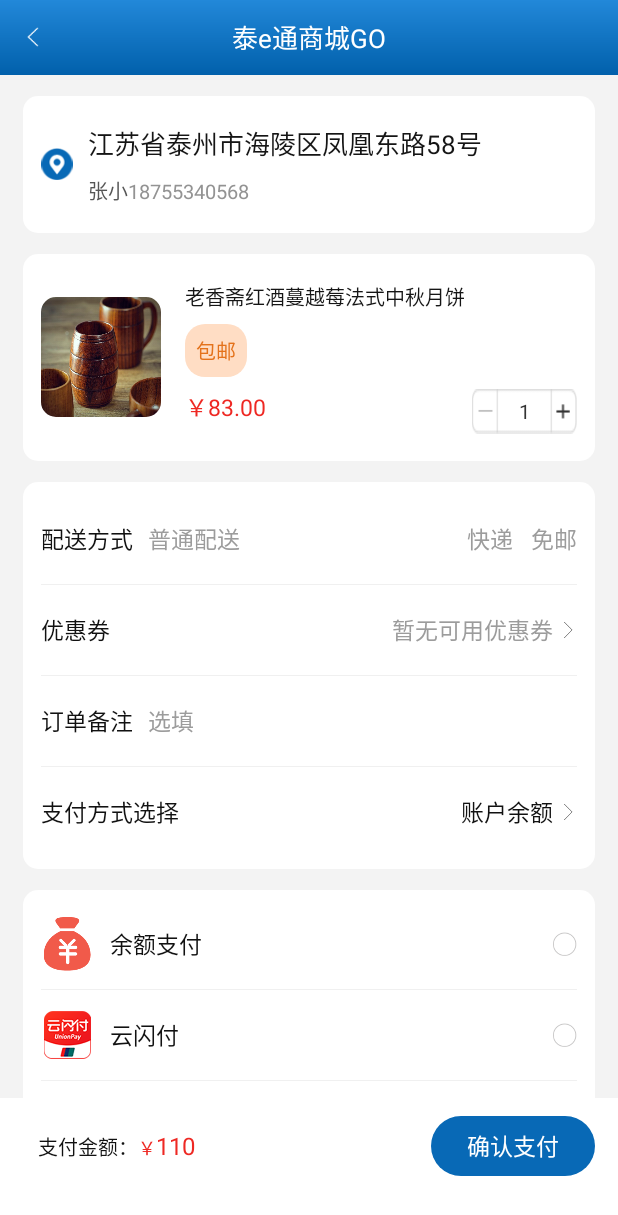
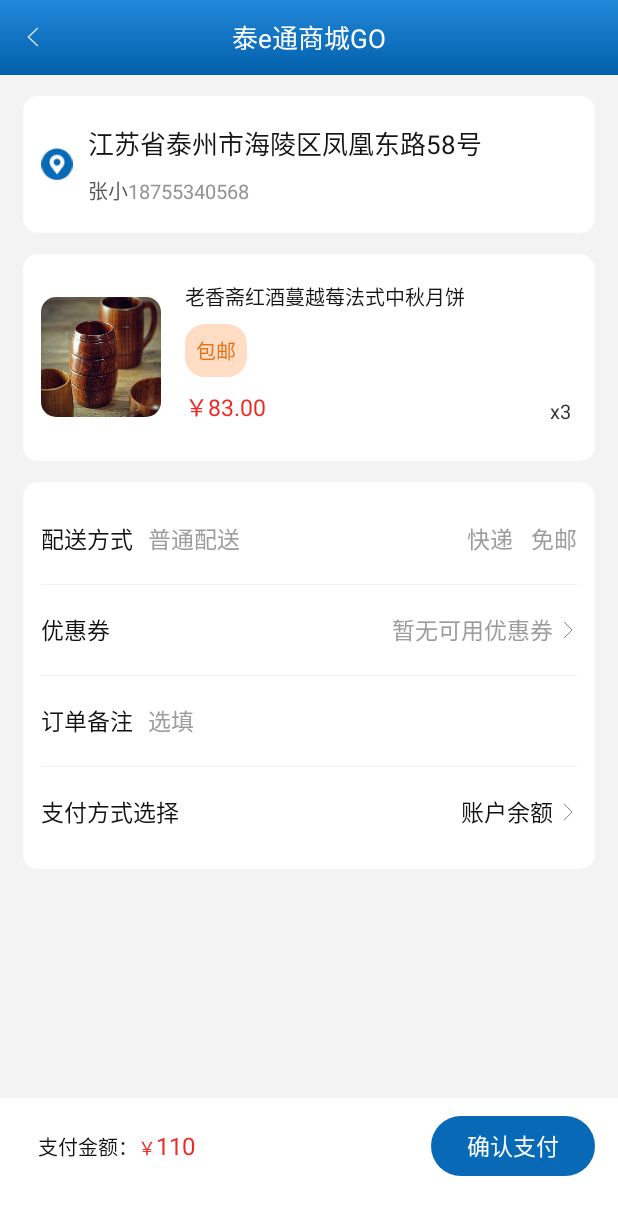
Before and after one commit to JingKangKU/eproject, an Android app: the GoodsPayActivity screen opened directly, with no data from a screen before it, on a phone screen of 412 x 824 dp. Shown: the top 1215 px of the screen. Run offline under Robolectric (Android 15) with nearby library versions, the phone set to English and light mode, and no system bars; libraries missing offline, so code that uses them is left out: com.mosect.lib, es.dmoral.toasty; 4 statements that could not run were skipped.

Commit message:
新增商城订单提交功能页

```diff
--- a/app/src/main/java/com/ums/eproject/utils/Constant.java
+++ b/app/src/main/java/com/ums/eproject/utils/Constant.java
@@ -92,4 +92,6 @@ public class Constant {
     }
 
     public static final int startForOrder = 101; //order 启动地址列表
+
+    public static final int buyMaxThingNum = 30; //一个订单最多30件
 }
--- a/app/src/main/res/layout/activity_goods_pay.xml
+++ b/app/src/main/res/layout/activity_goods_pay.xml
@@ -155,26 +155,24 @@
                             <LinearLayout
                                 android:padding="4dp"
                                 android:gravity="center"
-                                android:background="@mipmap/goods_num_bg"
-                                android:layout_width="70dp"
+                                android:layout_width="wrap_content"
                                 android:layout_height="30dp">
 
-                                <ImageView
-                                    android:src="@mipmap/goods_reduce"
-                                    android:layout_width="10dp"
-                                    android:layout_height="10dp"/>
                                 <TextView
                                     android:gravity="center"
-                                    android:text="1"
+                                    android:text="x"
                                     android:textColor="#343434"
                                     android:textSize="13sp"
-                                    android:layout_weight="1"
-                                    android:layout_width="0dp"
+                                    android:layout_width="wrap_content"
                                     android:layout_height="20dp"/>
-                                <ImageView
-                                    android:src="@mipmap/goods_add"
-                                    android:layout_width="10dp"
-                                    android:layout_height="10dp"/>
+                                <TextView
+                                    android:gravity="center"
+                                    android:text="3"
+                                    android:textColor="#343434"
+                                    android:textSize="13sp"
+                                    android:layout_width="wrap_content"
+                                    android:layout_height="20dp"/>
+
                             </LinearLayout>
 
 
@@ -316,6 +314,7 @@
                 </LinearLayout>
 
                 <LinearLayout
+                    android:visibility="gone"
                     android:id="@+id/ll_goods_order_pay"
                     android:layout_width="match_parent"
                     android:layout_height="wrap_content"
--- a/app/src/main/res/layout/layout_pay_pop.xml
+++ b/app/src/main/res/layout/layout_pay_pop.xml
@@ -11,9 +11,11 @@
         android:layout_height="45dp">
 
         <ImageView
+            android:visibility="gone"
+            android:layout_marginStart="10dp"
             android:id="@+id/pop_back"
-            android:layout_width="20dp"
-            android:layout_height="20dp"
+            android:layout_width="15dp"
+            android:layout_height="15dp"
             android:layout_centerVertical="true"
             android:src="@mipmap/code_left" />
         <TextView
```
Also changed, not shown: app/src/main/java/com/ums/eproject/activity/GoodsOrderActivity.java (+54 -8 lines), app/src/main/res/layout/activity_goods_order.xml (+14 -6 lines).
